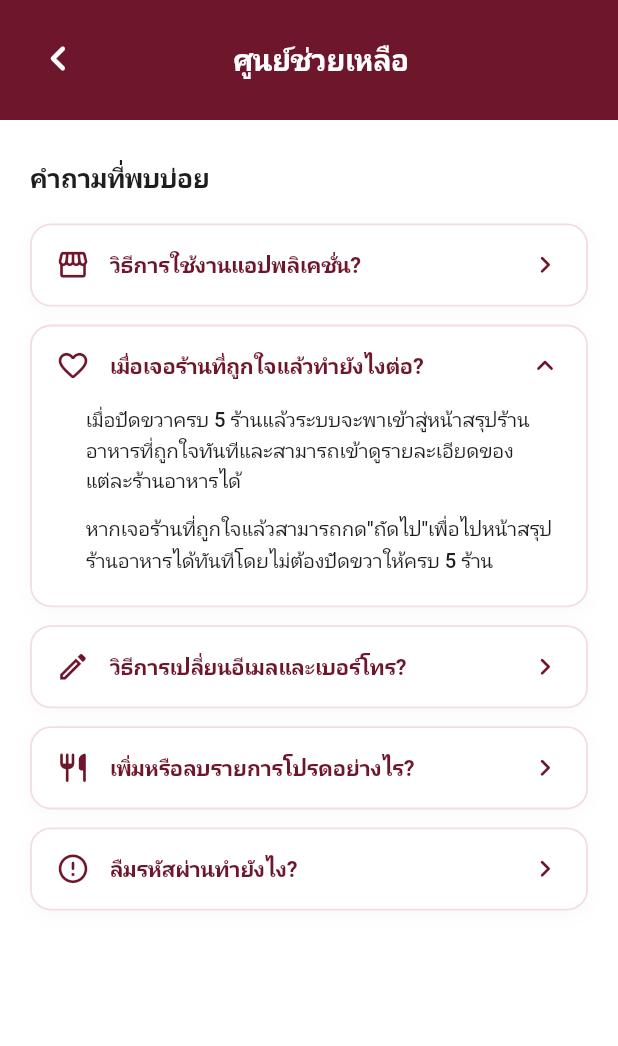
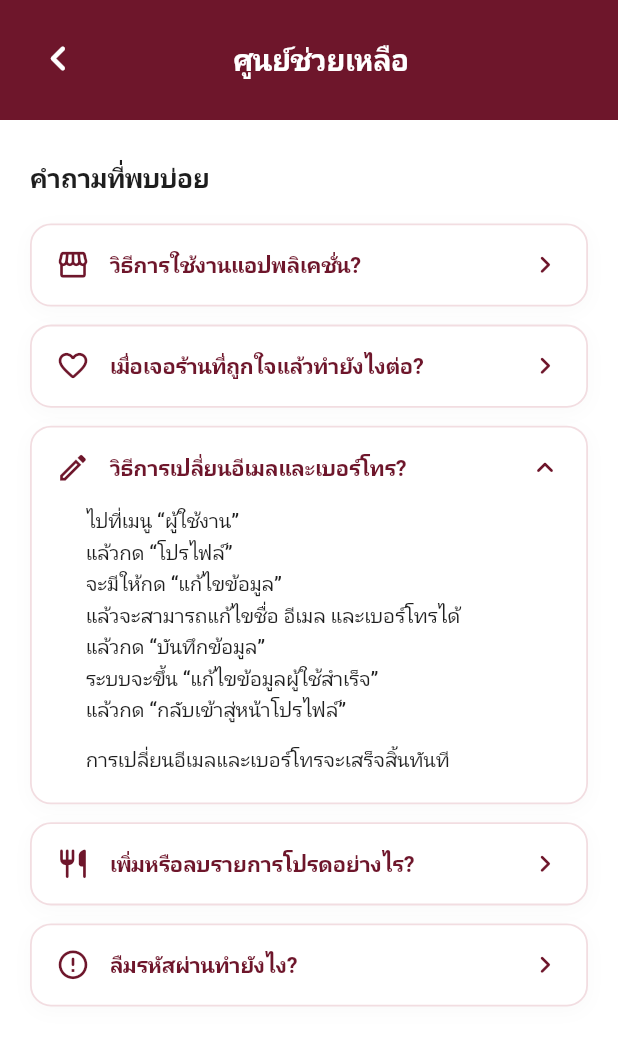
Before and after one commit to Book7076/mobile_pin, a Flutter app: the HelpCenterScreen screen opened directly, on a phone screen of 412 x 824 dp. Shown: the top 1046 px of the screen. Run offline on Flutter 3.47's test engine with Material 3 defaults, Android fonts, the phone set to English and light mode, and no system bars; our stand-ins replace appinio_swiper, flutter_dotenv, flutter_map, flutter_riverpod, geolocator, latlong2 and 1 more; accounts and stored records are empty; statements that could not run were skipped.

Commit message:
feat: อัปเดต HelpCenterScreen เพิ่มคำตอบข้อที่ 3 (วิธีการเปลี่ยนอีเมลและเบอร์โทร?) พร้อมระบบ Accordion ขยายแสดงผล

```diff
--- a/lib/screens/profile/help_center_screen.dart
+++ b/lib/screens/profile/help_center_screen.dart
@@ -23,8 +23,8 @@ class _FaqItem {
 }
 
 class _HelpCenterScreenState extends State<HelpCenterScreen> {
-  // Index of the currently expanded FAQ card (1 is expanded to show Question 2 answer as requested)
-  int? _expandedIndex = 1;
+  // Index of the currently expanded FAQ card (2 is expanded to show Question 3 answer as requested)
+  int? _expandedIndex = 2;
 
   final List<_FaqItem> _faqList = const [
     _FaqItem(
@@ -51,13 +51,10 @@ class _HelpCenterScreenState extends State<HelpCenterScreen> {
     _FaqItem(
       icon: Icons.edit_outlined,
       question: 'วิธีการเปลี่ยนอีเมลและเบอร์โทร?',
-      isNumbered: true,
+      isNumbered: false,
       content: [
-        'เข้าสู่แท็บ "ผู้ใช้งาน" จากแถบเมนูด้านล่าง',
-        'แตะที่แถบโปรไฟล์เพื่อเข้าสู่หน้า "ข้อมูลผู้ใช้งาน"',
-        'กดปุ่ม "แก้ไขข้อมูล"',
-        'กรอกอีเมลหรือเบอร์โทรศัพท์ใหม่ที่ต้องการเปลี่ยน',
-        'กดปุ่ม "บันทึกข้อมูล" เพื่อยืนยันการเปลี่ยนแปลง',
+        'ไปที่เมนู “ผู้ใช้งาน”\nแล้วกด “โปรไฟล์”\nจะมีให้กด “แก้ไขข้อมูล”\nแล้วจะสามารถแก้ไขชื่อ อีเมล และเบอร์โทรได้\nแล้วกด “บันทึกข้อมูล”\nระบบจะขึ้น “แก้ไขข้อมูลผู้ใช้สำเร็จ”\nแล้วกด “กลับเข้าสู่หน้าโปรไฟล์”',
+        'การเปลี่ยนอีเมลและเบอร์โทรจะเสร็จสิ้นทันที',
       ],
     ),
     _FaqItem(
```
